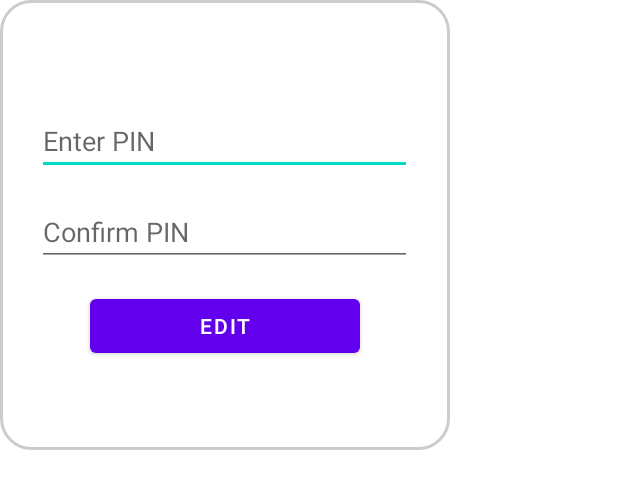
After one commit to ErkamDogan/PasswordSecurityApp, an Android app: the layout pin_edit_popup.xml on its own in the app's theme, with its tools: preview values and no code run, on a phone screen of 412 x 824 dp. The commit adds this screen. Shown: the top 489 px of the screen. Run offline under Robolectric (Android 15) with nearby library versions, the phone set to English and light mode, and no system bars.

Commit message:
add pin functionality

```diff
--- a/app/src/main/java/com/example/secapp/Engine/TablesInfo.java
+++ b/app/src/main/java/com/example/secapp/Engine/TablesInfo.java
@@ -12,10 +12,11 @@ public class TablesInfo {
         public static final String Password = "password";
         public static final String CreateDate = "create_date";
     }
+
     public static final class PinTableEntry implements BaseColumns {
-        public static final String TABLE_NAME = "pin";
+        public static final String TABLE_NAME = "pintable";
 
-        public static final String Pin = "password";
+        public static final String Pin = "pin";
     }
 
 }
--- /dev/null
+++ b/app/src/main/res/layout/pin_edit_popup.xml
@@ -0,0 +1,50 @@
+<?xml version="1.0" encoding="utf-8"?>
+<LinearLayout xmlns:android="http://schemas.android.com/apk/res/android"
+    xmlns:app="http://schemas.android.com/apk/res-auto"
+    android:layout_width="300dp"
+    android:layout_height="300dp"
+    android:background="@drawable/customborder"
+    android:gravity="center"
+    android:orientation="vertical">
+
+
+    <EditText
+        android:id="@+id/popUpPinInput"
+        android:layout_width="250dp"
+        android:layout_height="wrap_content"
+        android:layout_marginTop="47dp"
+        android:ems="10"
+        android:hint="@string/enter_pin"
+        android:inputType="textShortMessage|numberPassword"
+        app:layout_constraintEnd_toEndOf="@+id/popUpInputPass"
+        app:layout_constraintHorizontal_bias="0.0"
+        app:layout_constraintStart_toStartOf="@+id/popUpInputPass"
+        app:layout_constraintTop_toTopOf="parent" />
+
+    <Space
+        android:layout_width="match_parent"
+        android:layout_height="15dp" />
+
+    <EditText
+        android:id="@+id/popUpPinConfInput"
+        android:layout_width="250dp"
+        android:layout_height="wrap_content"
+        android:layout_marginBottom="16dp"
+        android:ems="10"
+        android:hint="@string/confirm_pin"
+        android:inputType="textShortMessage|numberPassword"
+        app:layout_constraintBottom_toTopOf="@+id/popUpInputSubmit"
+        app:layout_constraintEnd_toEndOf="@+id/popUpInputSubmit"
+        app:layout_constraintHorizontal_bias="0.504"
+        app:layout_constraintStart_toStartOf="@+id/popUpInputSubmit" />
+
+    <Button
+        android:id="@+id/popUpPinEditButton"
+        android:layout_width="180dp"
+        android:layout_height="wrap_content"
+        android:layout_marginBottom="34dp"
+        android:text="@string/edit"
+        app:layout_constraintBottom_toBottomOf="parent"
+        app:layout_constraintEnd_toEndOf="parent"
+        app:layout_constraintStart_toStartOf="parent" />
+</LinearLayout>
--- a/app/src/main/res/values/strings.xml
+++ b/app/src/main/res/values/strings.xml
@@ -1,7 +1,9 @@
 <resources>
     <string name="app_name">SecApp</string>
     <string name="enter_pin">Enter PIN</string>
+    <string name="confirm_pin">Confirm PIN</string>
     <string name="add_password">Add Password</string>
+    <string name="change_pin">Change PIN</string>
     <string name="app_name_hint">App Name</string>
     <string name="password_hint">Password</string>
     <string name="submit">Submit</string>
```
Also changed, not shown: app/src/main/java/com/example/secapp/Engine/DatabaseHelper.java (+35 -13 lines), app/src/main/java/com/example/secapp/MainActivity.java (+10 -4 lines), app/src/main/java/com/example/secapp/PasswordsActivity.java (+37 -0 lines), app/src/main/res/layout/passwords_view.xml (+11 -1 lines).
